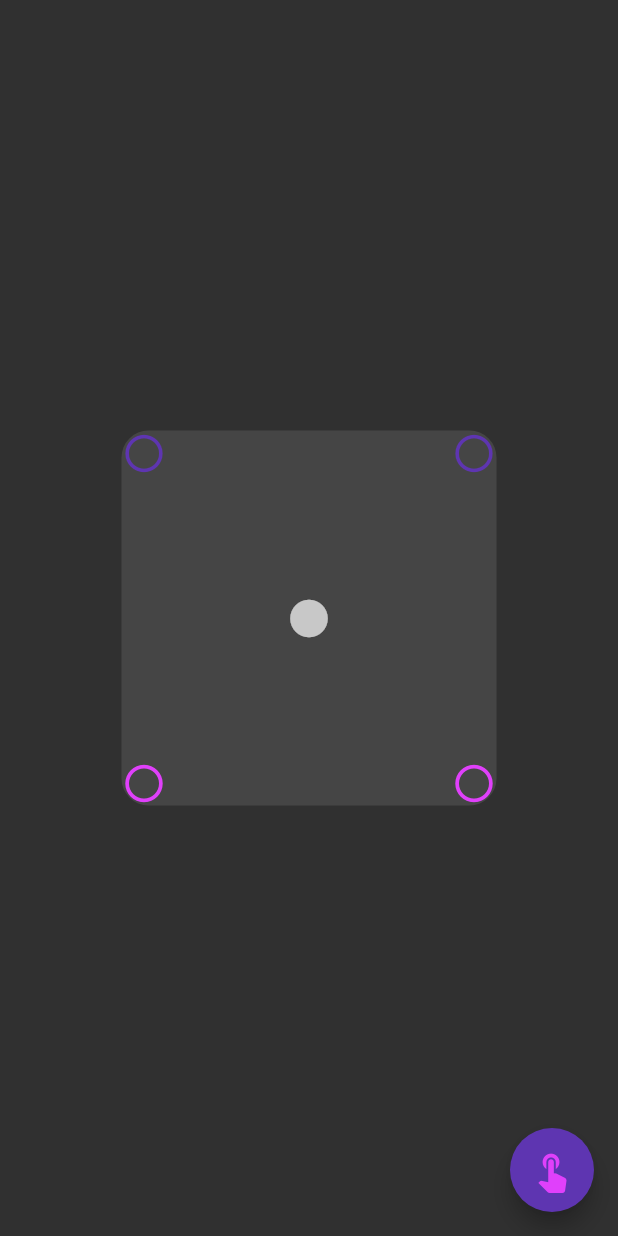
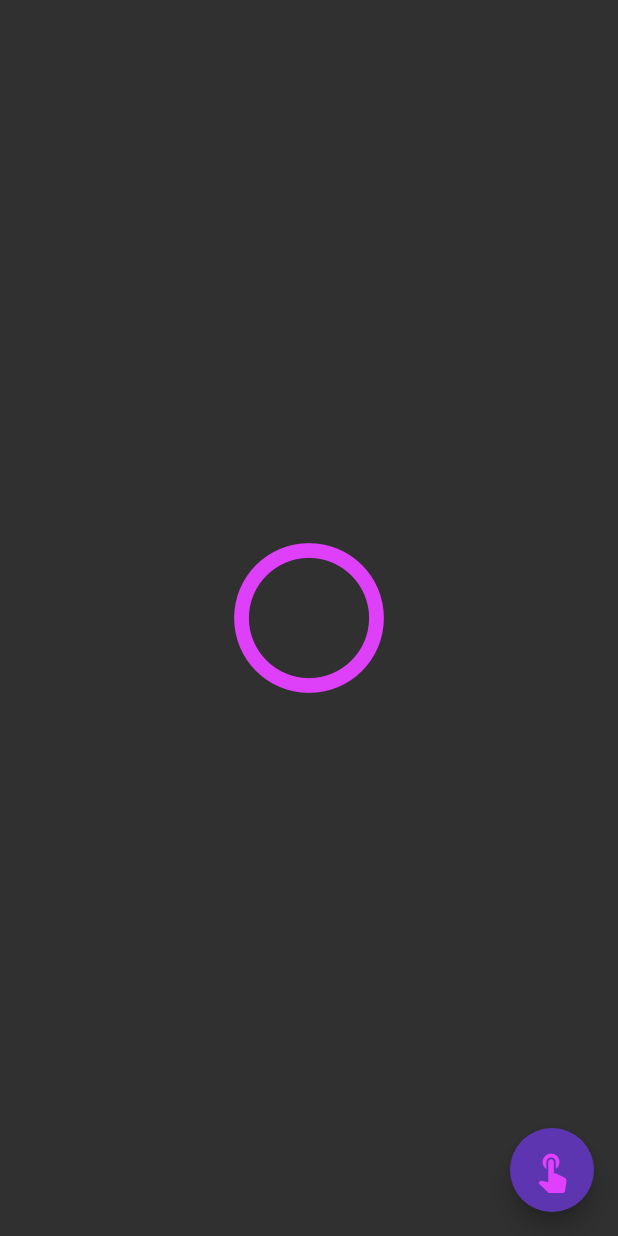
Before and after one commit to Tukhtamurodov-Sardorbek/Animations, a Flutter app: the screen it shows after launch, after a tap on the "touch app" icon, on a phone screen of 412 x 824 dp. Run offline on Flutter 3.47's test engine with Material 2 defaults, Android fonts, the phone set to English and light mode, and no system bars; our stand-ins replace flare_flutter, flutter_spinkit.

Commit message:
Code Update

```diff
--- /dev/null
+++ b/lib/animations/code_based/implicit/animations/animatedCrossFade.dart
@@ -0,0 +1,72 @@
+import 'package:flutter/material.dart';
+
+class AnimatedCrossFadePage extends StatefulWidget {
+  const AnimatedCrossFadePage({Key? key}) : super(key: key);
+
+  @override
+  State<AnimatedCrossFadePage> createState() => _AnimatedCrossFadePageState();
+}
+
+class _AnimatedCrossFadePageState extends State<AnimatedCrossFadePage> {
+  bool showFirstChild = false;
+
+  @override
+  Widget build(BuildContext context) {
+    return Scaffold(
+      body: Center(
+        child: AnimatedCrossFade(
+          firstCurve: Curves.easeInCubic,
+          secondCurve: Curves.easeInCubic,
+          sizeCurve: Curves.easeInCubic,
+
+          duration: const Duration(milliseconds: 1200),
+          crossFadeState: showFirstChild
+              ? CrossFadeState.showFirst
+              : CrossFadeState.showSecond,
+
+          firstChild: const Center(
+            child: Icon(
+              Icons.circle_outlined,
+              size: 120,
+              color: Colors.purpleAccent,
+            ),
+          ),
+          secondChild: Center(
+            child: Icon(
+              Icons.circle,
+              size: 120,
+              color: Colors.deepPurple.shade600,
+            ),
+          ),
+
+          layoutBuilder: (Widget topChild, Key topChildKey, Widget bottomChild, Key bottomChildKey) {
+            return Stack(
+              clipBehavior: Clip.none,
+              alignment: Alignment.center,
+              children: [
+                PositionedDirectional(
+                  key: bottomChildKey,
+                  child: bottomChild,
+                ),
+                PositionedDirectional(
+                  key: topChildKey,
+                  child: topChild,
+                ),
+              ],
+            );
+          },
+        ),
+      ),
+
+      floatingActionButton: FloatingActionButton(
+        backgroundColor: Colors.deepPurple.shade600,
+        onPressed: (){
+          setState(() {
+            showFirstChild = !showFirstChild;
+          });
+        },
+        child: const Icon(Icons.touch_app, size: 30, color: Colors.purpleAccent),
+      ),
+    );
+  }
+}
--- a/lib/main.dart
+++ b/lib/main.dart
@@ -1,4 +1,5 @@
 import 'package:animations/animations/code_based/implicit/animations/animatedAlign.dart';
+import 'package:animations/animations/code_based/implicit/animations/animatedCrossFade.dart';
 import 'package:animations/scroll_behavior.dart';
 import 'package:flutter/material.dart';
 
@@ -13,7 +14,7 @@ void main() {
       // debugShowMaterialGrid: true,
       scrollBehavior: ScrollBehaviour(),
       theme: ThemeData.dark(),
-      home: const AnimatedAlignPage(),
+      home: const AnimatedCrossFadePage(),
     ),
   );
 }
```
Also changed, not shown: 1 other file.
